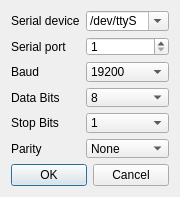
Old version of the form ui/settingsmodbusrtu.ui in the repository KunYi/pymodslave.
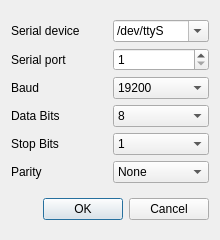
New version of the form. Icons and pictures are not drawn.

What changed in the file:
```diff
--- a/ui/settingsmodbusrtu.ui
+++ b/ui/settingsmodbusrtu.ui
@@ -6,20 +6,20 @@
    <rect>
     <x>0</x>
     <y>0</y>
-    <width>180</width>
-    <height>197</height>
+    <width>220</width>
+    <height>240</height>
    </rect>
   </property>
   <property name="minimumSize">
    <size>
-    <width>180</width>
-    <height>180</height>
+    <width>220</width>
+    <height>240</height>
    </size>
   </property>
   <property name="maximumSize">
    <size>
-    <width>240</width>
-    <height>240</height>
+    <width>220</width>
+    <height>300</height>
    </size>
   </property>
   <property name="windowTitle">
```
